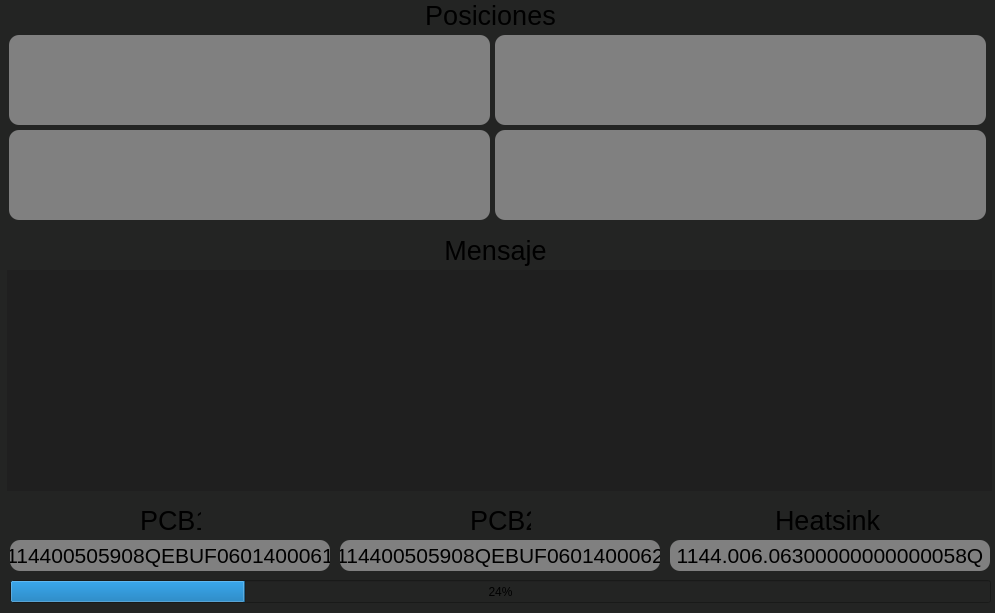
AbramIV/Validator, file GUI/Qt.ui: the form before one commit.
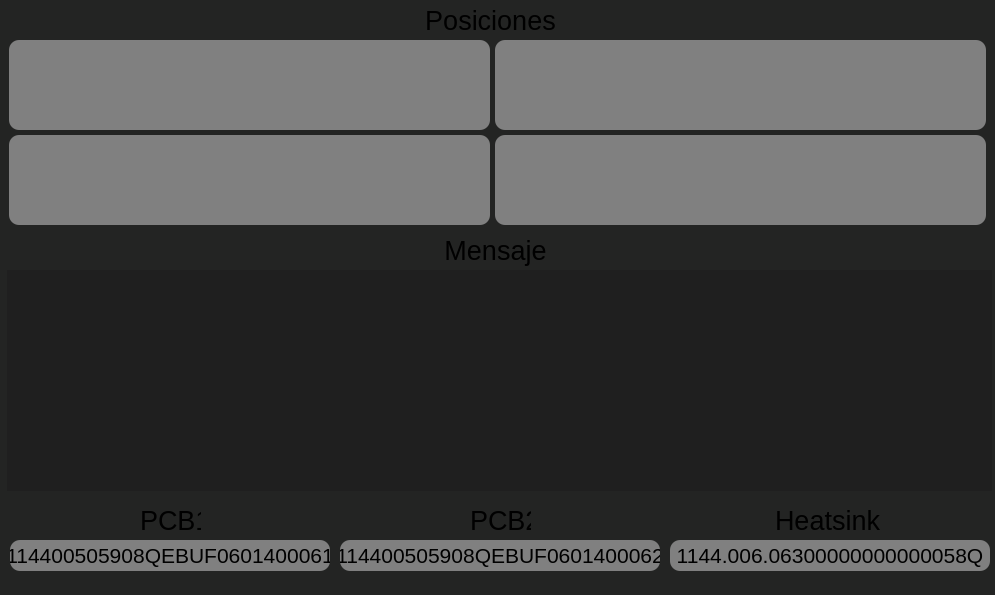
The form after the commit. Icons and pictures are not drawn.

The edit to the form file:
```diff
--- a/GUI/Qt.ui
+++ b/GUI/Qt.ui
@@ -13,7 +13,7 @@
     <x>0</x>
     <y>0</y>
     <width>995</width>
-    <height>613</height>
+    <height>595</height>
    </rect>
   </property>
   <property name="font">
@@ -48,7 +48,7 @@
     <property name="geometry">
      <rect>
       <x>420</x>
-      <y>0</y>
+      <y>5</y>
       <width>141</width>
       <height>31</height>
      </rect>
@@ -72,7 +72,7 @@
     <property name="geometry">
      <rect>
       <x>495</x>
-      <y>35</y>
+      <y>40</y>
       <width>491</width>
       <height>90</height>
      </rect>
@@ -123,7 +123,7 @@
     <property name="geometry">
      <rect>
       <x>9</x>
-      <y>35</y>
+      <y>40</y>
       <width>481</width>
       <height>90</height>
      </rect>
@@ -153,7 +153,7 @@
     <property name="geometry">
      <rect>
       <x>495</x>
-      <y>130</y>
+      <y>135</y>
       <width>491</width>
       <height>90</height>
      </rect>
@@ -180,7 +180,7 @@
     <property name="geometry">
      <rect>
       <x>9</x>
-      <y>130</y>
+      <y>135</y>
       <width>481</width>
       <height>90</height>
      </rect>
@@ -208,7 +208,7 @@
      <rect>
       <x>10</x>
       <y>270</y>
-      <width>971</width>
+      <width>975</width>
       <height>211</height>
      </rect>
     </property>
@@ -392,19 +392,6 @@
      <set>Qt::AlignmentFlag::AlignCenter</set>
     </property>
    </widget>
-   <widget class="QProgressBar" name="progressBar">
-    <property name="geometry">
-     <rect>
-      <x>10</x>
-      <y>580</y>
-      <width>981</width>
-      <height>23</height>
-     </rect>
-    </property>
-    <property name="value">
-     <number>24</number>
-    </property>
-   </widget>
   </widget>
  </widget>
  <resources/>
```
